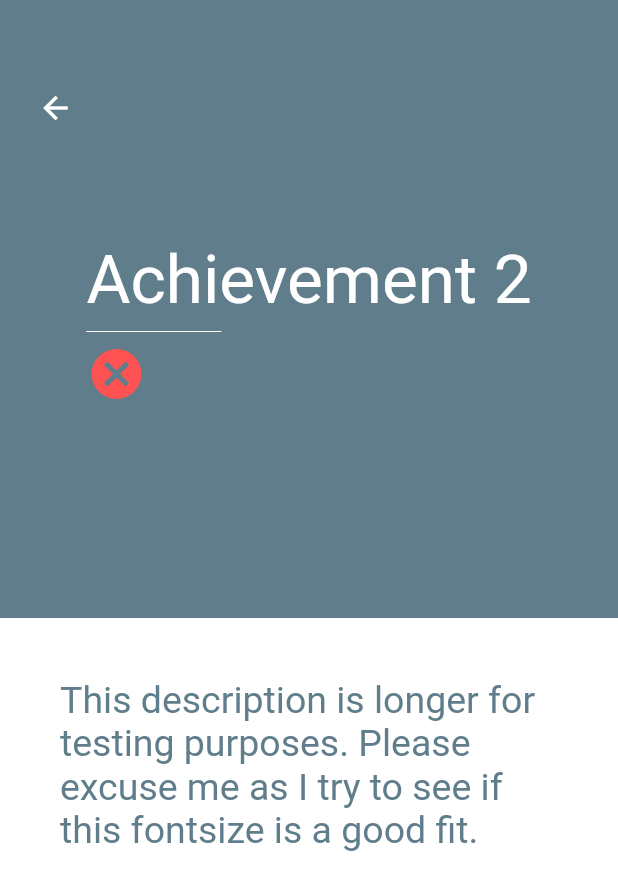
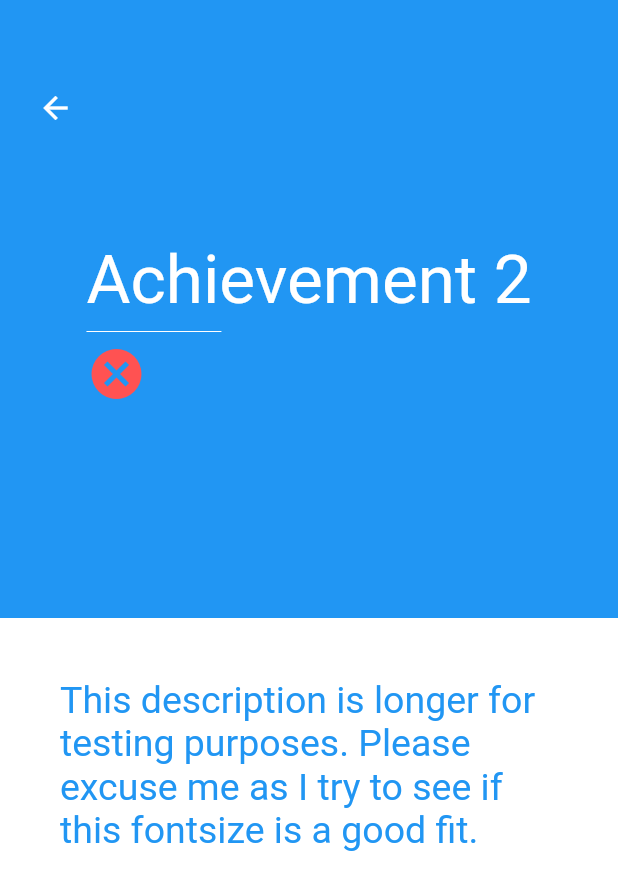
Before and after one commit to djhiggs/TobaccoFreeAmarillo, a Flutter app: the AchievementPage screen opened directly, after a tap on "Achievement 2", on a phone screen of 412 x 824 dp. Shown: the top 890 px of the screen. Run offline on Flutter 3.47's test engine with Material 2 defaults, Android fonts, the phone set to English and light mode, and no system bars; our stand-ins replace charts_flutter, cloud_firestore, flutter_calendar_carousel, shared_preferences; missing offline and left inert: flame; accounts and stored records are empty.

Commit message:
Changed colors to Theme on Achievements Page

```diff
--- a/lib/tabs/achievement_page/achievement_detail.dart
+++ b/lib/tabs/achievement_page/achievement_detail.dart
@@ -26,7 +26,7 @@ class AchievementDetailScreen extends StatelessWidget {
                 padding: EdgeInsets.all(40.0),
                 width: MediaQuery.of(context).size.width,
                 decoration:
-                    BoxDecoration(color: Colors.blueGrey),
+                    BoxDecoration(color: Theme.of(context).primaryColor),
                 child: Center(
                   child: Column(
                     crossAxisAlignment: CrossAxisAlignment.start,
@@ -79,7 +79,7 @@ class AchievementDetailScreen extends StatelessWidget {
                   Text(
                     //this.achievement.description,
                     "This description is longer for testing purposes. Please excuse me as I try to see if this fontsize is a good fit.",
-                    style: TextStyle(color: Colors.blueGrey[500], fontSize: 25.0),
+                    style: TextStyle(color: Theme.of(context).primaryColor, fontSize: 25.0),
                   ),
                 ],
               ),
--- a/lib/tabs/achievement_page/achievement_page.dart
+++ b/lib/tabs/achievement_page/achievement_page.dart
@@ -69,7 +69,7 @@ class AchievementPage extends StatelessWidget {
           return Card(
             elevation: 8.0,
             margin: new EdgeInsets.symmetric(horizontal: 10.0, vertical: 6.0),
-            color:Colors.blueGrey,
+            color: Theme.of(context).primaryColor,
             child: Container(
                 //decoration:
                     //BoxDecoration(color: Color.fromRGBO(64, 75, 96, .9)),
```
